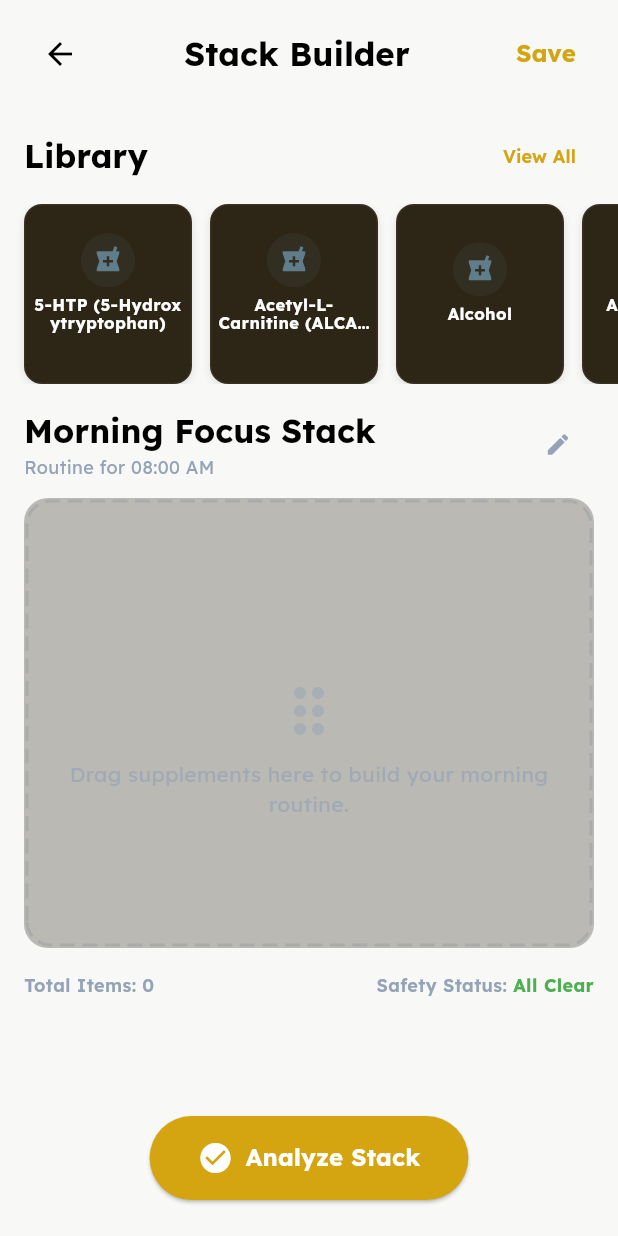
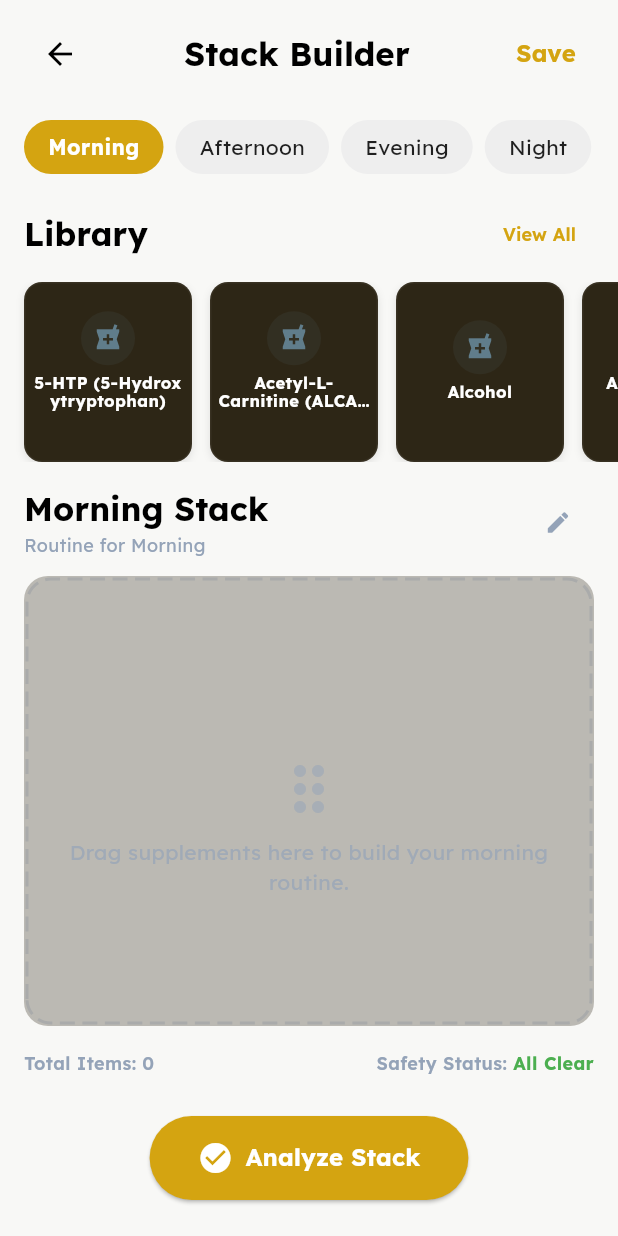
Before and after one commit to alberto591/adhd-supplement-app, a Flutter app: the StackBuilderScreen screen opened by its route, on a phone screen of 412 x 824 dp. Run offline on Flutter 3.47's test engine with Material 3 defaults, Android fonts, the phone set to English and light mode, and no system bars; our stand-ins replace cached_network_image, cloud_firestore, firebase_analytics, firebase_auth, firebase_core, firebase_crashlytics and 9 more; missing offline and left inert: purchases_flutter; accounts and stored records are empty; network calls fail; project files that could hold a hidden picture were left out.

Commit message:
feat: complete stack builder overhaul with dedicated viewmodel, reordering, and overflow fixes

```diff
--- a/lib/presentation/navigation/app_router.dart
+++ b/lib/presentation/navigation/app_router.dart
@@ -28,6 +28,9 @@ import '../view_models/library_view_model.dart';
 import '../views/home_widgets_preview_screen.dart';
 import '../views/doctor_export_screen.dart';
 import '../views/history_log_screen.dart';
+import 'package:adhd_supplement_app/domain/repositories/stack_repository.dart';
+import 'package:adhd_supplement_app/domain/repositories/supplement_repository.dart';
+import 'package:adhd_supplement_app/presentation/view_models/stack_builder_view_model.dart';
 import '../views/community_screen.dart';
 import '../views/trophy_room_screen.dart';
 import '../views/science_hub_screen.dart';
@@ -190,8 +193,19 @@ class AppRouter {
             final authProvider =
                 Provider.of<AuthProvider>(context, listen: false);
             final userId = authProvider.user?.id ?? '';
-            return ChangeNotifierProvider(
-              create: (_) => locator<SafetyViewModel>(param1: userId),
+            final safetyVM = locator<SafetyViewModel>(param1: userId);
+            return MultiProvider(
+              providers: [
+                ChangeNotifierProvider.value(value: safetyVM),
+                ChangeNotifierProvider(
+                  create: (_) => StackBuilderViewModel(
+                    stackRepository: locator<StackRepository>(),
+                    supplementRepository: locator<SupplementRepository>(),
+                    safetyViewModel: safetyVM,
+                    userId: userId,
+                  )..initialize(),
+                ),
+              ],
               child: const StackBuilderScreen(),
             );
           },
--- a/lib/presentation/view_models/view_models.dart
+++ b/lib/presentation/view_models/view_models.dart
@@ -3,4 +3,5 @@ library;
 
 export 'daily_stack_view_model.dart';
 export 'library_view_model.dart';
+export 'stack_builder_view_model.dart';
 export '../../application/view_models/history_log_view_model.dart';
--- a/lib/presentation/views/stack_builder_screen.dart
+++ b/lib/presentation/views/stack_builder_screen.dart
@@ -1,18 +1,13 @@
 import 'package:flutter/material.dart';
 import 'package:provider/provider.dart';
 import '../theme/app_theme.dart';
-import 'cloud_sync_screen.dart';
 import '../widgets/stack_drop_zone.dart';
 import '../widgets/library_item.dart';
 import '../widgets/safety_alert_banner.dart';
 import '../../application/view_models/safety_view_model.dart';
-import '../../domain/repositories/supplement_repository.dart';
-import '../../config/locator.dart';
 import '../navigation/app_router.dart';
 
-import 'package:adhd_supplement_app/domain/repositories/stack_repository.dart';
-import 'package:adhd_supplement_app/domain/entities/supplement_stack.dart';
-import '../../application/providers/auth_provider.dart';
+import '../view_models/stack_builder_view_model.dart';
 
 class StackBuilderScreen extends StatefulWidget {
   const StackBuilderScreen({super.key});
@@ -22,98 +17,57 @@ class StackBuilderScreen extends StatefulWidget {
 }
 
 class _StackBuilderScreenState extends State<StackBuilderScreen> {
-  late final SupplementRepository _supplementRepository;
-  late final StackRepository _stackRepository; // Add repository
-  List<LibraryItemData> _libraryItems = [];
-  final List<LibraryItemData> _currentStack = [];
-  bool _isLoading = true;
-  String? _errorMessage;
-
-  @override
-  void initState() {
-    super.initState();
-    _supplementRepository = locator<SupplementRepository>();
-    _stackRepository = locator<StackRepository>(); // Init repository
-    _loadSupplements();
-  }
-
-  Future<void> _loadSupplements() async {
-    try {
-      final supplements = await _supplementRepository.getAllSupplements();
-      setState(() {
-        _libraryItems = supplements
-            .map((s) => LibraryItemData(
+  // Helper to map supplements to library items
+  List<LibraryItemData> _getLibraryItemData(StackBuilderViewModel viewModel) {
+    return viewModel.availableSupplements.map((s) {
+      return LibraryItemData(
         id: s.id,
         name: s.name,
         dosage: s.defaultDosage ?? '',
         icon: _getIconForCategory(s.category),
         iconColor: _getColorForCategory(s.category),
-                  iconBgColor:
-                      _getColorForCategory(s.category).withValues(alpha: 0.1),
-                ))
-            .toList();
-
-        // Removed mock data initialization
-        _isLoading = false;
-      });
-      _checkInteractions();
-    } catch (e) {
-      if (mounted) {
-        setState(() {
-          _errorMessage =
-              'Error loading supplements: $e\n\n(This is expected in demo mode without real Firebase config)';
-          _isLoading = false;
-        });
-      }
-    }
+        iconBgColor: _getColorForCategory(s.category).withValues(alpha: 0.1),
+      );
+    }).toList();
   }
 
-  // ... (keep _checkInteractions, _handleItemDropped, etc.)
+  // Helper to map stack items to library items for the drop zone
+  List<LibraryItemData> _getCurrentStackData(StackBuilderViewModel viewModel) {
+    if (viewModel.currentStack == null) return [];
 
-  Future<void> _saveStack() async {
-    setState(() => _isLoading = true);
-    try {
-      final authProvider = context.read<AuthProvider>();
-      final userId = authProvider.user?.id;
+    return viewModel.currentStack!.items.map((item) {
+      final s = viewModel.availableSupplements.firstWhere(
+        (supp) => supp.id == item.supplementId,
+        orElse: () =>
+            throw Exception('Supplement not found for ${item.supplementId}'),
+      );
 
-      if (userId == null) {
-        throw Exception('User not logged in');
+      return LibraryItemData(
+        id: s.id,
+        name: s.name,
+        dosage: item.customDosage ?? s.defaultDosage ?? '',
+        icon: _getIconForCategory(s.category),
+        iconColor: _getColorForCategory(s.category),
+        iconBgColor: _getColorForCategory(s.category).withValues(alpha: 0.1),
+      );
+    }).toList();
   }
 
-      final stackItems = _currentStack.asMap().entries.map((entry) {
-        return StackItem(
-          supplementId: entry.value.id,
-          customDosage: entry.value.dosage,
-          order: entry.key,
-        );
-      }).toList();
-
-      final stack = SupplementStack(
-        id: 'daily_stack',
-        userId: userId,
-        name: 'Morning Focus Stack',
-        items: stackItems,
-        createdAt: DateTime.now(),
-        updatedAt: DateTime.now(),
-      );
-
-      await _stackRepository.saveStack(userId, stack);
-
+  Future<void> _handleSave(StackBuilderViewModel viewModel) async {
+    final success = await viewModel.saveStack();
     if (mounted) {
+      if (success) {
         ScaffoldMessenger.of(context).showSnackBar(
           const SnackBar(
             content: Text('Stack saved successfully!'),
             backgroundColor: Colors.green,
           ),
         );
-        Navigator.pop(context); // Go back to dashboard/previous screen
-      }
-    } catch (e) {
-      if (mounted) {
-        setState(() => _isLoading = false);
+        Navigator.pop(context);
+      } else {
         ScaffoldMessenger.of(context).showSnackBar(
           SnackBar(
-            content: Text('Error saving stack: $e'),
+            content: Text(viewModel.error ?? 'Error saving stack'),
             backgroundColor: Colors.red,
           ),
         );
@@ -121,27 +75,11 @@ class _StackBuilderScreenState extends State<StackBuilderScreen> {
     }
   }
 
-  void _checkInteractions() {
-    final ids = _currentStack.map((item) => item.id).toList();
-    context.read<SafetyViewModel>().checkInteractions(ids);
-  }
-
-  void _handleItemDropped(String itemName) {
-    final item =
-        _libraryItems.firstWhere((element) => element.name == itemName);
-    setState(() {
-      if (!_currentStack.any((s) => s.id == item.id)) {
-        _currentStack.add(item);
-      }
-    });
-    _checkInteractions();
-  }
-
-  void _handleItemRemoved(int index) {
-    setState(() {
-      _currentStack.removeAt(index);
-    });
-    _checkInteractions();
+  void _handleItemDropped(StackBuilderViewModel viewModel, String itemName) {
+    final supplement = viewModel.availableSupplements.firstWhere(
+      (s) => s.name == itemName,
+    );
+    viewModel.addItem(supplement);
   }
 
   IconData _getIconForCategory(String category) {
@@ -180,12 +118,16 @@ class _StackBuilderScreenState extends State<StackBuilderScreen> {
     final bgColor =
         isDark ? AppColors.backgroundDark : AppColors.backgroundLight;
     final safetyViewModel = context.watch<SafetyViewModel>();
+    final viewModel = context.watch<StackBuilderViewModel>();
+
+    final libraryItems = _getLibraryItemData(viewModel);
+    final currentStackData = _getCurrentStackData(viewModel);
 
     return Scaffold(
       backgroundColor: bgColor,
       body: SafeArea(
-        child: _isLoading
-            ? const CloudSyncScreen()
+        child: viewModel.isLoading
+            ? const Center(child: CircularProgressIndicator())
             : Stack(
                 children: [
                   Column(
@@ -213,8 +155,10 @@ class _StackBuilderScreenState extends State<StackBuilderScreen> {
                                   ),
                             ),
                             TextButton(
-                              onPressed: _isLoading ? null : _saveStack,
-                              child: _isLoading
+                              onPressed: viewModel.isLoading
+                                  ? null
+                                  : () => _handleSave(viewModel),
+                              child: viewModel.isLoading
                                   ? const SizedBox(
                                       width: 20,
                                       height: 20,
@@ -235,14 +179,25 @@ class _StackBuilderScreenState extends State<StackBuilderScreen> {
                       ),
 
                       Expanded(
-                        child: _errorMessage != null
+                        child: viewModel.error != null
                             ? Center(
                                 child: Padding(
                                   padding: const EdgeInsets.all(20.0),
-                                  child: Text(
-                                    _errorMessage!,
+                                  child: Column(
+                                    mainAxisSize: MainAxisSize.min,
+                                    children: [
+                                      Text(
+                                        viewModel.error!,
                                         textAlign: TextAlign.center,
-                                    style: const TextStyle(color: Colors.red),
+                                        style:
+                                            const TextStyle(color: Colors.red),
+                                      ),
+                                      const SizedBox(height: 16),
+                                      ElevatedButton(
+                                        onPressed: () => viewModel.initialize(),
+                                        child: const Text('Retry'),
+                                      ),
+                                    ],
                                   ),
                                 ),
                               )
@@ -250,6 +205,28 @@ class _StackBuilderScreenState extends State<StackBuilderScreen> {
                                 child: Column(
                                   crossAxisAlignment: CrossAxisAlignment.start,
                                   children: [
+                                    // Slot Selector
+                                    SingleChildScrollView(
+                                      scrollDirection: Axis.horizontal,
+                                      padding: const EdgeInsets.symmetric(
+                                          horizontal: 16, vertical: 8),
+                                      child: Row(
+                                        children: [
+                                          _buildSlotTab(
+                                              'morning', viewModel, isDark),
+                                          const SizedBox(width: 8),
+                                          _buildSlotTab(
+                                              'afternoon', viewModel, isDark),
+                                          const SizedBox(width: 8),
+                                          _buildSlotTab(
+                                              'evening', viewModel, isDark),
+                                          const SizedBox(width: 8),
+                                          _buildSlotTab(
+                                              'night', viewModel, isDark),
+                                        ],
+                                      ),
+                                    ),
+
                                     // Safety Alert Banner (Dynamic)
                                     if (safetyViewModel
                                         .currentInteractions.isNotEmpty)
@@ -313,11 +290,11 @@ class _StackBuilderScreenState extends State<StackBuilderScreen> {
                                         padding: const EdgeInsets.symmetric(
                                             horizontal: 16),
                                         scrollDirection: Axis.horizontal,
-                                        itemCount: _libraryItems.length,
+                                        itemCount: libraryItems.length,
                                         separatorBuilder: (context, index) =>
                                             const SizedBox(width: 12),
                                         itemBuilder: (context, index) {
-                                          final item = _libraryItems[index];
+                                          final item = libraryItems[index];
                                           return LibraryItem(
                                             name: item.name,
                                             dosage: item.dosage,
@@ -325,17 +302,15 @@ class _StackBuilderScreenState extends State<StackBuilderScreen> {
                                             iconColor: item.iconColor,
                                             iconBgColor: item.iconBgColor,
                                             onTap: () async {
-                                              final supplement =
-                                                  await _supplementRepository
-                                                      .getSupplement(item.id);
-                                              if (!context.mounted) return;
-                                              if (supplement != null) {
+                                              final supplement = viewModel
+                                                  .availableSupplements
+                                                  .firstWhere(
+                                                      (s) => s.id == item.id);
                                               Navigator.pushNamed(
                                                 context,
                                                 AppRouter.supplementDetail,
                                                 arguments: supplement,
                                               );
-                                              }
                                             },
                                           );
                                         },
@@ -355,7 +330,8 @@ class _StackBuilderScreenState extends State<StackBuilderScreen> {
                                                 CrossAxisAlignment.start,
                                             children: [
                                               Text(
-                                                'Morning Focus Stack',
+                                                viewModel.currentStack?.name ??
+                                                    '${viewModel.selectedSlot.capitalize()} Stack',
                                                 style: Theme.of(context)
                                                     .textTheme
                                                     .headlineSmall
@@ -369,9 +345,9 @@ class _StackBuilderScreenState extends State<StackBuilderScreen> {
                                                     ),
                                               ),
                                               const SizedBox(height: 2),
-                                              const Text(
-                                                'Routine for 08:00 AM',
-                                                style: TextStyle(
+                                              Text(
+                                                'Routine for ${viewModel.selectedSlot.capitalize()}',
+                                                style: const TextStyle(
                                                   color: AppColors
                                                       .textSecondaryDark,
                                                   fontSize: 12,
@@ -395,9 +371,14 @@ class _StackBuilderScreenState extends State<StackBuilderScreen> {
                                       padding: const EdgeInsets.symmetric(
                                           horizontal: 16),
                                       child: StackDropZone(
-                                        currentItems: _currentStack,
-                                        onItemDropped: _handleItemDropped,
-                                        onItemRemoved: _handleItemRemoved,
+                                        currentItems: currentStackData,
+                                        onItemDropped: (name) =>
+                                            _handleItemDropped(viewModel, name),
+                                        onItemRemoved: (index) =>
+                                            viewModel.removeItem(index),
+                                        onReorder: (oldIndex, newIndex) =>
+                                            viewModel.reorderItems(
+                                                oldIndex, newIndex),
                                       ),
                                     ),
 
@@ -410,7 +391,7 @@ class _StackBuilderScreenState extends State<StackBuilderScreen> {
                                             MainAxisAlignment.spaceBetween,
                                         children: [
                                           Text(
-                                            'Total Items: ${_currentStack.length}',
+                                            'Total Items: ${viewModel.currentStack?.items.length ?? 0}',
                                             style: const TextStyle(
                                               color:
                                                   AppColors.textSecondaryDark,
@@ -518,4 +499,30 @@ class _StackBuilderScreenState extends State<StackBuilderScreen> {
       ),
     );
   }
+
+  Widget _buildSlotTab(
+      String slot, StackBuilderViewModel viewModel, bool isDark) {
+    final isSelected = viewModel.selectedSlot == slot;
+    return GestureDetector(
+      onTap: () => viewModel.selectSlot(slot),
+      child: Container(
+        padding: const EdgeInsets.symmetric(horizontal: 16, vertical: 8),
+        decoration: BoxDecoration(
+          color: isSelected
+              ? AppColors.primary
+              : (isDark ? Colors.grey[800] : Colors.grey[200]),
+          borderRadius: BorderRadius.circular(20),
+        ),
+        child: Text(
+          slot.capitalize(),
+          style: TextStyle(
+            color: isSelected
+                ? Colors.white
+                : (isDark ? Colors.white70 : Colors.black87),
+            fontWeight: isSelected ? FontWeight.bold : FontWeight.normal,
+          ),
+        ),
+      ),
+    );
   }
+}
--- a/lib/presentation/widgets/stack_drop_zone.dart
+++ b/lib/presentation/widgets/stack_drop_zone.dart
@@ -26,12 +26,14 @@ class StackDropZone extends StatefulWidget {
   final List<LibraryItemData> currentItems;
   final void Function(String) onItemDropped;
   final void Function(int) onItemRemoved;
+  final void Function(int, int)? onReorder;
 
   const StackDropZone({
     super.key,
     required this.currentItems,
     required this.onItemDropped,
     required this.onItemRemoved,
+    this.onReorder,
   });
 
   @override
@@ -116,11 +118,16 @@ class _StackDropZoneState extends State<StackDropZone> {
                           ],
                         ),
                       )
-                    else
-                      ...widget.currentItems.asMap().entries.map((entry) {
-                        final index = entry.key;
-                        final item = entry.value;
+                    else ...[
+                      ReorderableListView.builder(
+                        shrinkWrap: true,
+                        physics: const NeverScrollableScrollPhysics(),
+                        itemCount: widget.currentItems.length,
+                        onReorder: widget.onReorder ?? (oldIndex, newIndex) {},
+                        itemBuilder: (context, index) {
+                          final item = widget.currentItems[index];
                           return StackItemCard(
+                            key: ValueKey(item.id),
                             name: item.name,
                             dosage: item.dosage,
                             icon: item.icon,
@@ -128,7 +135,9 @@ class _StackDropZoneState extends State<StackDropZone> {
                             iconBgColor: item.iconBgColor,
                             onRemove: () => widget.onItemRemoved(index),
                           );
-                      }),
+                        },
+                      ),
+                    ],
 
                     // Drop Target Indicator at bottom
                     if (widget.currentItems.isNotEmpty)
```
Also changed, not shown: lib/config/locator.dart (+10 -0 lines), lib/presentation/view_models/stack_builder_view_model.dart (added, +185 -0 lines), lib/presentation/widgets/stack_item_card.dart (+7 -1 lines). Lines whose indentation alone changed are shown as unchanged.
